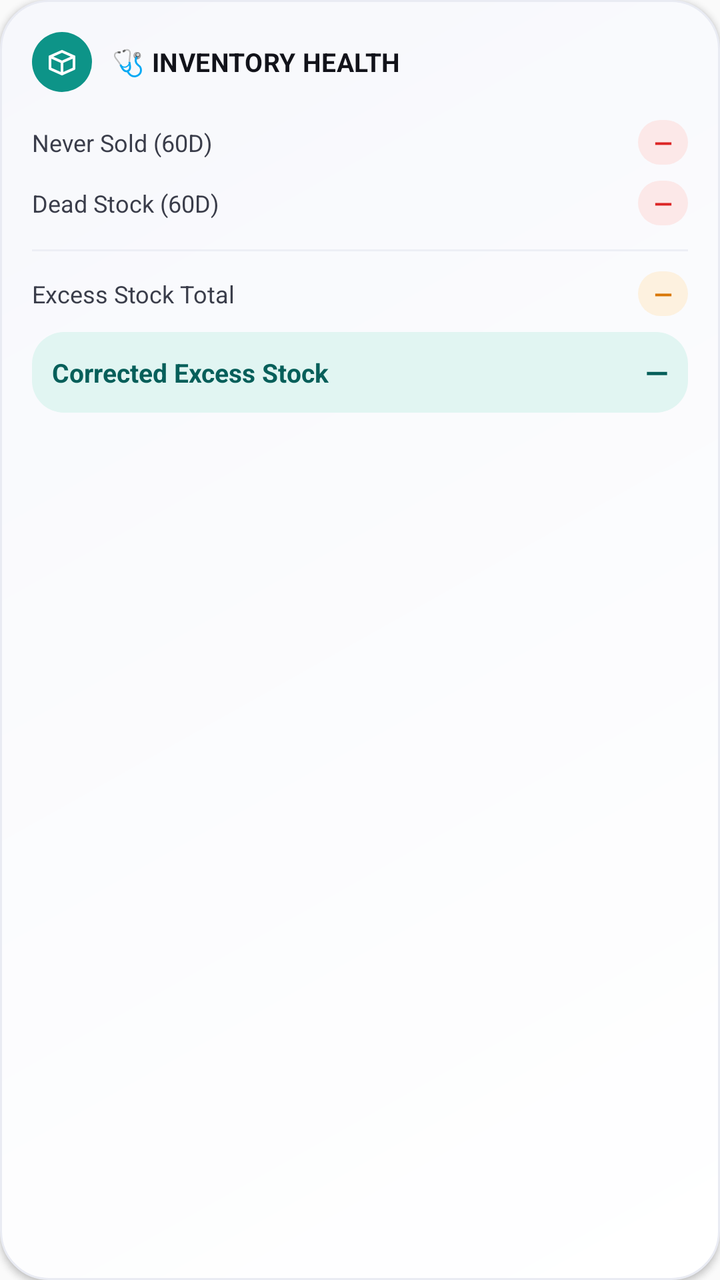
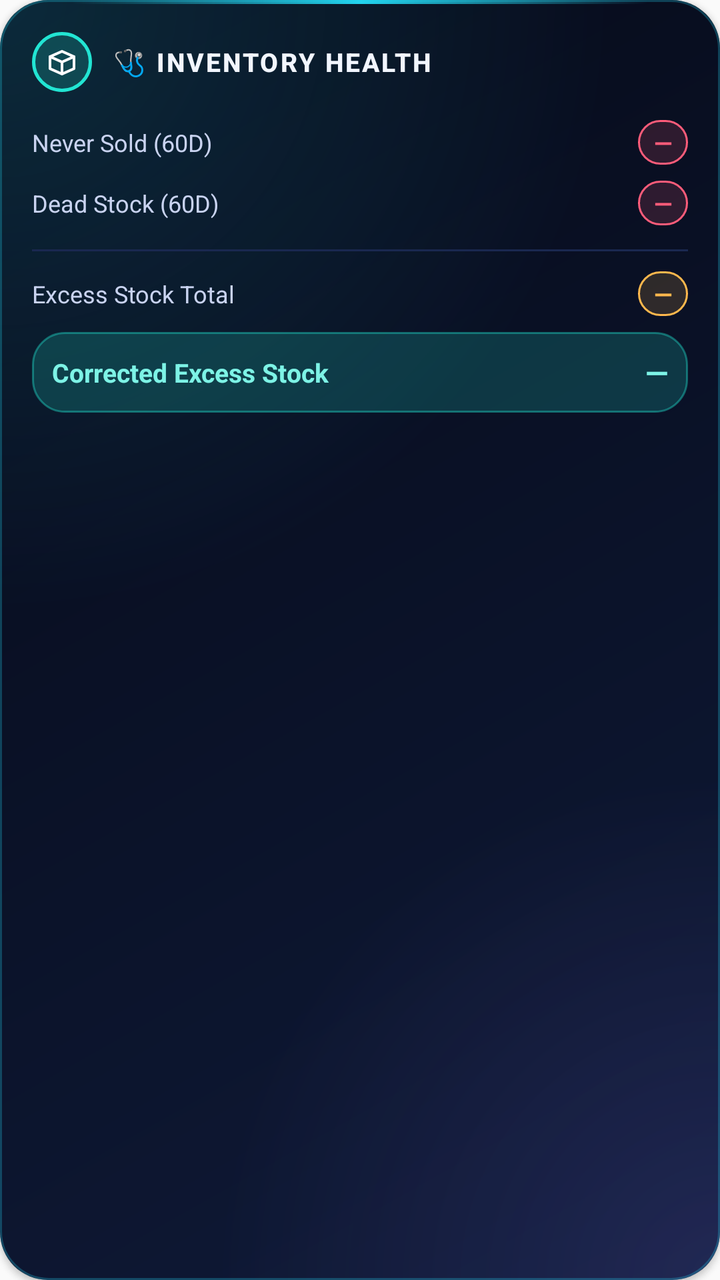

Screens rendered from an Android XML layout before and after an edit, with the pre-edit source and the edit as a unified diff.
<!-- AndroidManifest.xml: application theme Theme.AppCompat.Light.NoActionBar -->
<!-- res/layout/widget_inventory_health.xml -->
<?xml version="1.0" encoding="utf-8"?>
<LinearLayout xmlns:android="http://schemas.android.com/apk/res/android"
    android:layout_width="match_parent"
    android:layout_height="match_parent"
    android:orientation="vertical"
    android:background="@drawable/widget_background"
    android:padding="16dp"
    android:elevation="2dp"
    android:id="@+id/inv_health_widget_root">

    <LinearLayout
        android:layout_width="match_parent"
        android:layout_height="wrap_content"
        android:orientation="horizontal"
        android:gravity="center_vertical">
        <FrameLayout
            android:layout_width="30dp"
            android:layout_height="30dp"
            android:background="@drawable/badge_circle_inventory">
            <ImageView android:layout_width="16dp" android:layout_height="16dp"
                android:layout_gravity="center" android:src="@drawable/ic_box" />
        </FrameLayout>
        <TextView
            android:layout_width="0dp"
            android:layout_height="wrap_content"
            android:layout_weight="1"
            android:layout_marginStart="10dp"
            android:text="@string/inv_health_widget_title"
            android:textColor="@color/ink_900"
            android:textStyle="bold"
            android:textSize="13sp"
            android:letterSpacing="0.01" />
    </LinearLayout>

    <LinearLayout android:layout_width="match_parent" android:layout_height="wrap_content"
        android:orientation="horizontal" android:layout_marginTop="14dp" android:gravity="center_vertical">
        <TextView android:layout_width="0dp" android:layout_height="wrap_content" android:layout_weight="1"
            android:text="@string/inv_label_never_sold" android:textColor="@color/ink_700" android:textSize="12sp" />
        <TextView android:id="@+id/inv_never_sold_value" android:layout_width="wrap_content" android:layout_height="wrap_content"
            android:background="@drawable/chip_negative" android:paddingLeft="8dp" android:paddingRight="8dp"
            android:paddingTop="3dp" android:paddingBottom="3dp"
            android:text="—" android:textColor="@color/status_negative" android:textStyle="bold" android:textSize="12sp" />
    </LinearLayout>

    <LinearLayout android:layout_width="match_parent" android:layout_height="wrap_content"
        android:orientation="horizontal" android:layout_marginTop="8dp" android:gravity="center_vertical">
        <TextView android:layout_width="0dp" android:layout_height="wrap_content" android:layout_weight="1"
            android:text="@string/inv_label_dead_stock" android:textColor="@color/ink_700" android:textSize="12sp" />
        <TextView android:id="@+id/inv_dead_stock_value" android:layout_width="wrap_content" android:layout_height="wrap_content"
            android:background="@drawable/chip_negative" android:paddingLeft="8dp" android:paddingRight="8dp"
            android:paddingTop="3dp" android:paddingBottom="3dp"
            android:text="—" android:textColor="@color/status_negative" android:textStyle="bold" android:textSize="12sp" />
    </LinearLayout>

    <TextView
        android:layout_width="match_parent"
        android:layout_height="1dp"
        android:layout_marginTop="12dp"
        android:layout_marginBottom="10dp"
        android:background="@color/hairline" />

    <LinearLayout android:layout_width="match_parent" android:layout_height="wrap_content"
        android:orientation="horizontal" android:gravity="center_vertical">
        <TextView android:layout_width="0dp" android:layout_height="wrap_content" android:layout_weight="1"
            android:text="@string/inv_label_excess_raw" android:textColor="@color/ink_700" android:textSize="12sp" />
        <TextView android:id="@+id/inv_excess_raw_value" android:layout_width="wrap_content" android:layout_height="wrap_content"
            android:background="@drawable/chip_warning" android:paddingLeft="8dp" android:paddingRight="8dp"
            android:paddingTop="3dp" android:paddingBottom="3dp"
            android:text="—" android:textColor="@color/status_warning" android:textStyle="bold" android:textSize="12sp" />
    </LinearLayout>

    <LinearLayout android:layout_width="match_parent" android:layout_height="wrap_content"
        android:orientation="horizontal" android:layout_marginTop="8dp" android:gravity="center_vertical"
        android:background="@drawable/tile_inventory_soft" android:padding="10dp">
        <TextView android:layout_width="0dp" android:layout_height="wrap_content" android:layout_weight="1"
            android:text="@string/inv_label_excess_corrected" android:textColor="@color/accent_inventory_dark" android:textStyle="bold" android:textSize="13sp" />
        <TextView android:id="@+id/inv_excess_corrected_value" android:layout_width="wrap_content" android:layout_height="wrap_content"
            android:text="—" android:textColor="@color/accent_inventory_dark" android:textStyle="bold" android:textSize="15sp" />
    </LinearLayout>

    <TextView
        android:id="@+id/inv_health_footer"
        android:layout_width="match_parent"
        android:layout_height="wrap_content"
        android:layout_marginTop="10dp"
        android:text=""
        android:textColor="@color/ink_400"
        android:textSize="9sp" />

</LinearLayout>
<!-- resources referenced by this layout -->
<resources>
  <color name="accent_inventory_dark">#065F5A</color>
  <color name="hairline">#EDEFF5</color>
  <color name="ink_400">#A6AABD</color>
  <color name="ink_700">#3A3D4A</color>
  <color name="ink_900">#12131A</color>
  <color name="status_negative">#DC2626</color>
  <color name="status_warning">#D97706</color>
  <!-- drawable badge_circle_inventory (drawable) -->
  <?xml version="1.0" encoding="utf-8"?>
  <shape xmlns:android="http://schemas.android.com/apk/res/android" android:shape="oval">
      <solid android:color="@color/accent_inventory" />
  </shape>
  <!-- drawable chip_negative (drawable) -->
  <?xml version="1.0" encoding="utf-8"?>
  <shape xmlns:android="http://schemas.android.com/apk/res/android" android:shape="rectangle">
      <corners android:radius="20dp" />
      <solid android:color="@color/status_negative_soft" />
  </shape>
  <!-- drawable chip_warning (drawable) -->
  <?xml version="1.0" encoding="utf-8"?>
  <shape xmlns:android="http://schemas.android.com/apk/res/android" android:shape="rectangle">
      <corners android:radius="20dp" />
      <solid android:color="@color/status_warning_soft" />
  </shape>
  <!-- drawable tile_inventory_soft (drawable) -->
  <?xml version="1.0" encoding="utf-8"?>
  <shape xmlns:android="http://schemas.android.com/apk/res/android" android:shape="rectangle">
      <corners android:radius="16dp" />
      <solid android:color="@color/accent_inventory_soft" />
  </shape>
  <!-- drawable widget_background (drawable) -->
  <?xml version="1.0" encoding="utf-8"?>
  <shape xmlns:android="http://schemas.android.com/apk/res/android"
      android:shape="rectangle">
      <corners android:radius="24dp" />
      <gradient
          android:angle="135"
          android:startColor="@color/surface_card_top"
          android:endColor="@color/surface_card_bottom"
          android:type="linear" />
      <stroke android:width="1dp" android:color="@color/surface_inset_border" />
  </shape>
  <color name="accent_inventory">#0D9488</color>
  <color name="status_negative_soft">#FCE8E8</color>
  <color name="status_warning_soft">#FDF1DF</color>
  <color name="accent_inventory_soft">#E1F5F2</color>
  <color name="surface_card_top">#FFFFFF</color>
  <color name="surface_card_bottom">#F7F8FC</color>
  <color name="surface_inset_border">#E9EBF3</color>
  <!-- unchanged entries left out for length: 6 -->
</resources>

<!-- the commit's change to res/layout/widget_inventory_health.xml (unified diff, before → after) -->
@@ -29,7 +29,7 @@
             android:textColor="@color/ink_900"
             android:textStyle="bold"
             android:textSize="13sp"
-            android:letterSpacing="0.01" />
+            android:textAllCaps="true" android:letterSpacing="0.08" android:fontFamily="sans-serif-medium" />
     </LinearLayout>
 
     <LinearLayout android:layout_width="match_parent" android:layout_height="wrap_content"
<!-- resource entries referenced after the edit -->
@@ -1,54 +1,71 @@
 <!-- resources referenced by this layout -->
 <resources>
-  <color name="accent_inventory_dark">#065F5A</color>
-  <color name="hairline">#EDEFF5</color>
-  <color name="ink_400">#A6AABD</color>
-  <color name="ink_700">#3A3D4A</color>
-  <color name="ink_900">#12131A</color>
-  <color name="status_negative">#DC2626</color>
-  <color name="status_warning">#D97706</color>
+  <color name="accent_inventory_dark">#FF7DF3E6</color>
+  <color name="hairline">#FF1A2850</color>
+  <color name="ink_400">#FF7585AE</color>
+  <color name="ink_700">#FFC9D3F0</color>
+  <color name="ink_900">#FFF2F6FF</color>
+  <color name="status_negative">#FFFF5C7A</color>
+  <color name="status_warning">#FFFFB84D</color>
   <!-- drawable badge_circle_inventory (drawable) -->
   <?xml version="1.0" encoding="utf-8"?>
   <shape xmlns:android="http://schemas.android.com/apk/res/android" android:shape="oval">
-      <solid android:color="@color/accent_inventory" />
+      <solid android:color="@color/accent_inventory_soft" />
+      <stroke android:width="1.5dp" android:color="@color/accent_inventory" />
   </shape>
   <!-- drawable chip_negative (drawable) -->
   <?xml version="1.0" encoding="utf-8"?>
   <shape xmlns:android="http://schemas.android.com/apk/res/android" android:shape="rectangle">
       <corners android:radius="20dp" />
       <solid android:color="@color/status_negative_soft" />
+      <stroke android:width="1dp" android:color="@color/status_negative" />
   </shape>
   <!-- drawable chip_warning (drawable) -->
   <?xml version="1.0" encoding="utf-8"?>
   <shape xmlns:android="http://schemas.android.com/apk/res/android" android:shape="rectangle">
       <corners android:radius="20dp" />
       <solid android:color="@color/status_warning_soft" />
+      <stroke android:width="1dp" android:color="@color/status_warning" />
   </shape>
   <!-- drawable tile_inventory_soft (drawable) -->
   <?xml version="1.0" encoding="utf-8"?>
   <shape xmlns:android="http://schemas.android.com/apk/res/android" android:shape="rectangle">
       <corners android:radius="16dp" />
       <solid android:color="@color/accent_inventory_soft" />
+      <stroke android:width="1dp" android:color="@color/accent_inventory_edge" />
   </shape>
   <!-- drawable widget_background (drawable) -->
   <?xml version="1.0" encoding="utf-8"?>
-  <shape xmlns:android="http://schemas.android.com/apk/res/android"
-      android:shape="rectangle">
-      <corners android:radius="24dp" />
-      <gradient
-          android:angle="135"
-          android:startColor="@color/surface_card_top"
-          android:endColor="@color/surface_card_bottom"
-          android:type="linear" />
-      <stroke android:width="1dp" android:color="@color/surface_inset_border" />
-  </shape>
-  <color name="accent_inventory">#0D9488</color>
-  <color name="status_negative_soft">#FCE8E8</color>
-  <color name="status_warning_soft">#FDF1DF</color>
-  <color name="accent_inventory_soft">#E1F5F2</color>
-  <color name="surface_card_top">#FFFFFF</color>
-  <color name="surface_card_bottom">#F7F8FC</color>
-  <color name="surface_inset_border">#E9EBF3</color>
+  <layer-list xmlns:android="http://schemas.android.com/apk/res/android">
+      <item><shape android:shape="rectangle"><corners android:radius="24dp" />
+          <gradient android:angle="135" android:startColor="@color/surface_card_top" android:endColor="@color/surface_card_bottom" android:type="linear" /></shape></item>
+      <item><shape android:shape="rectangle"><corners android:radius="24dp" />
+          <gradient android:type="radial" android:gradientRadius="85%p" android:centerX="0.0" android:centerY="0.0"
+              android:startColor="@color/glow_cyan_start" android:endColor="@color/glow_cyan_end" /></shape></item>
+      <item><shape android:shape="rectangle"><corners android:radius="24dp" />
+          <gradient android:type="radial" android:gradientRadius="70%p" android:centerX="1.0" android:centerY="1.0"
+              android:startColor="@color/glow_violet_start" android:endColor="@color/glow_violet_end" /></shape></item>
+      <item><shape android:shape="rectangle"><corners android:radius="24dp" />
+          <stroke android:width="1dp" android:color="@color/neon_border" /></shape></item>
+      <item android:gravity="top" android:height="2dp" android:left="36dp" android:right="36dp">
+          <shape android:shape="rectangle"><corners android:radius="1dp" />
+              <gradient android:angle="0" android:startColor="@color/edge_fade_start" android:centerColor="@color/neon_cyan" android:endColor="@color/edge_fade_end" /></shape></item>
+  </layer-list>
+  <color name="accent_inventory">#FF22E5D3</color>
+  <color name="status_negative_soft">#26FF5C7A</color>
+  <color name="status_warning_soft">#26FFB84D</color>
+  <color name="accent_inventory_edge">#6622E5D3</color>
+  <color name="accent_inventory_soft">#2E22E5D3</color>
+  <color name="surface_card_top">#FF0F1A38</color>
+  <color name="surface_card_bottom">#FF060A18</color>
+  <color name="glow_cyan_start">#2822D3EE</color>
+  <color name="glow_cyan_end">#0022D3EE</color>
+  <color name="glow_violet_start">#248B7CFF</color>
+  <color name="glow_violet_end">#008B7CFF</color>
+  <color name="neon_border">#4422D3EE</color>
+  <color name="edge_fade_start">#0022D3EE</color>
+  <color name="neon_cyan">#FF22D3EE</color>
+  <color name="edge_fade_end">#008B7CFF</color>
   <!-- unchanged entries left out for length: 6 -->
 </resources>
 
